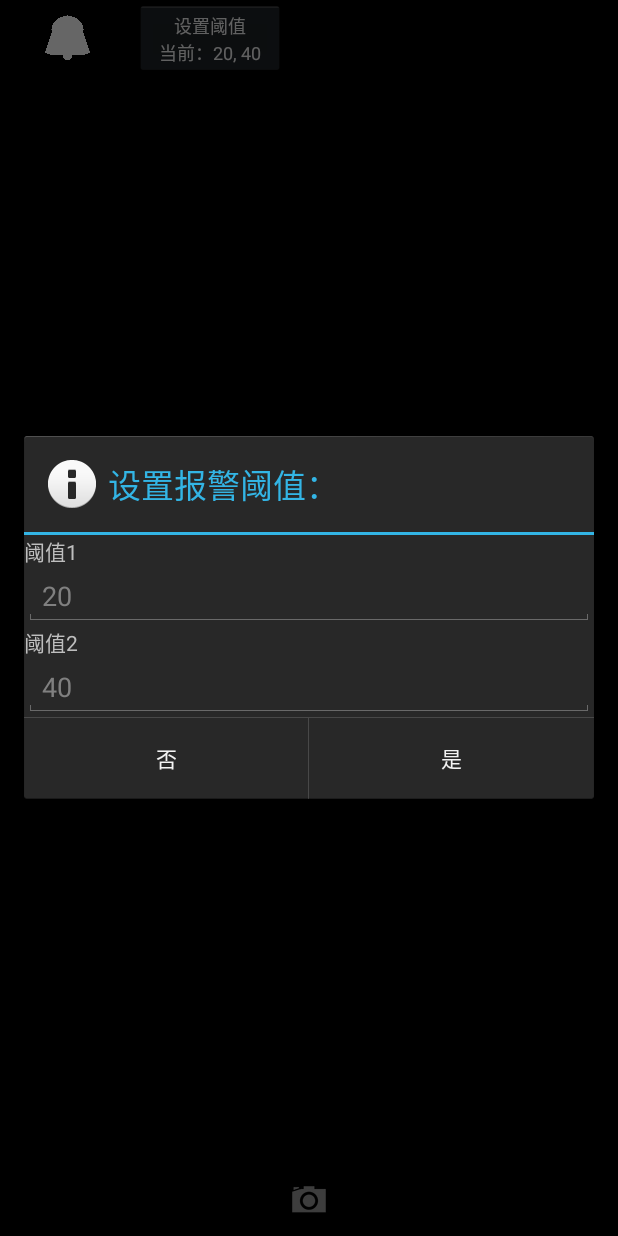
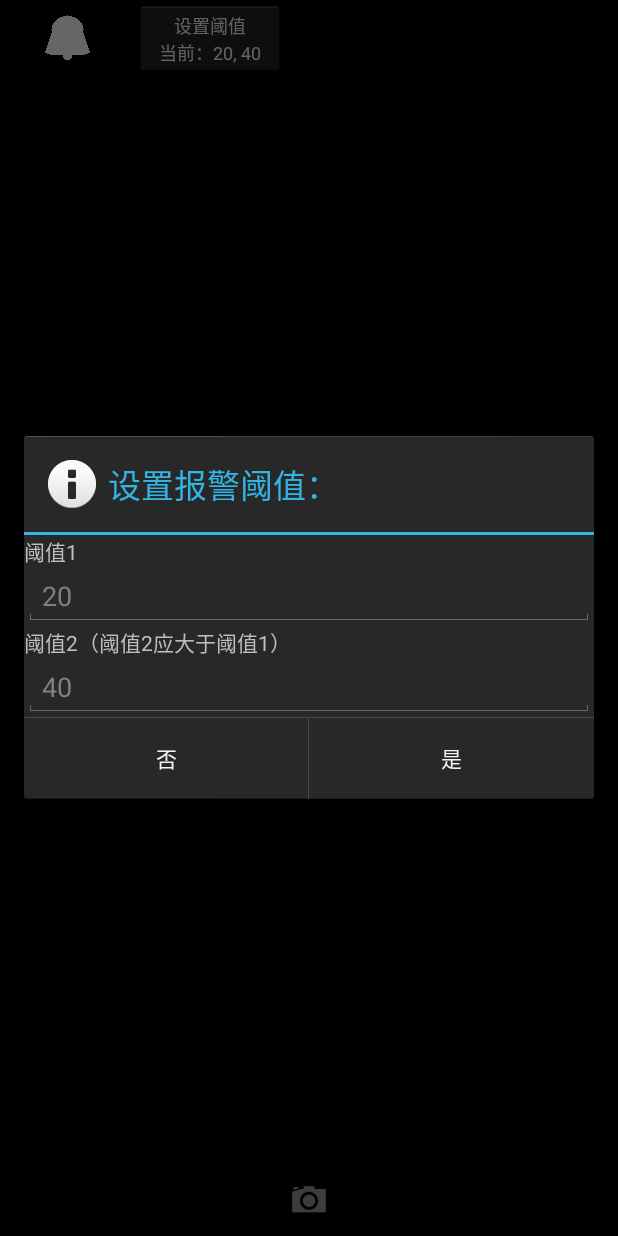
Before and after one commit to Txiaozhe/flir-one, an Android app: the screen it shows after launch (PreviewActivity), after a tap on an icon or button, on a phone screen of 412 x 824 dp. Run offline under Robolectric (Android 15) with nearby library versions, the phone set to English and light mode, and no system bars; 12 statements that could not run were skipped.

Commit message:
修复微小错误1

```diff
--- a/app/src/main/java/com/flir/flirone/PreviewActivity.java
+++ b/app/src/main/java/com/flir/flirone/PreviewActivity.java
@@ -130,7 +130,7 @@ public class PreviewActivity extends Activity implements Device.Delegate, FrameP
             public void onClick(DialogInterface dialog, int i) {
                 boolean exc = false;
                 int low = sp.getInt("low", 20);
-                int high = sp.getInt("high", 20);
+                int high = sp.getInt("high", 40);
                 try {
                     String lowText = picker1.getText().toString();
                     String highText = picker2.getText().toString();
--- a/app/src/main/res/layout/number_pickers.xml
+++ b/app/src/main/res/layout/number_pickers.xml
@@ -23,7 +23,7 @@
         android:id="@+id/textView2"
         android:layout_width="wrap_content"
         android:layout_height="wrap_content"
-        android:text="阈值2" />
+        android:text="阈值2（阈值2应大于阈值1）" />
 
     <EditText
         android:id="@+id/picker2"
```
